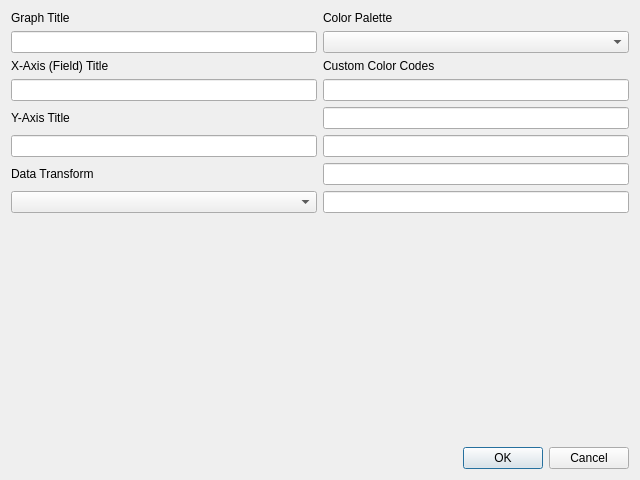
andreasfoulk/FS3, file graphOptions.ui: the form before one commit.
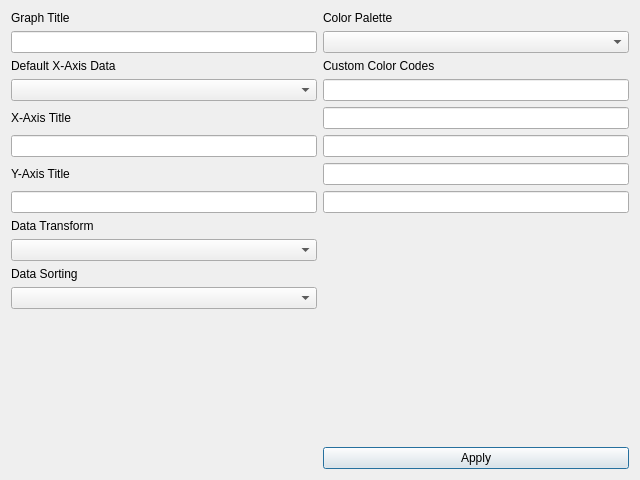
The form after the commit.

Diff of the .ui file:
```diff
--- a/graphOptions.ui
+++ b/graphOptions.ui
@@ -14,6 +14,35 @@
    <string>Dialog</string>
   </property>
   <layout class="QGridLayout" name="gridLayout">
+   <item row="3" column="1">
+    <widget class="QLineEdit" name="customColorEdit1"/>
+   </item>
+   <item row="5" column="1">
+    <widget class="QLineEdit" name="customColorEdit3"/>
+   </item>
+   <item row="2" column="0">
+    <widget class="QLabel" name="xAxisDefaultLabel">
+     <property name="text">
+      <string>Default X-Axis Data</string>
+     </property>
+    </widget>
+   </item>
+   <item row="3" column="0">
+    <widget class="QComboBox" name="xAxisDefaultBox"/>
+   </item>
+   <item row="6" column="1">
+    <widget class="QLineEdit" name="customColorEdit4"/>
+   </item>
+   <item row="7" column="1">
+    <widget class="QLineEdit" name="customColorEdit5"/>
+   </item>
+   <item row="14" column="1">
+    <widget class="QPushButton" name="applyButon">
+     <property name="text">
+      <string>Apply</string>
+     </property>
+    </widget>
+   </item>
    <item row="1" column="1">
     <widget class="QComboBox" name="comboBox"/>
    </item>
@@ -24,20 +53,21 @@
      </property>
     </widget>
    </item>
-   <item row="10" column="1">
-    <widget class="QDialogButtonBox" name="graphButtonBox">
-     <property name="orientation">
-      <enum>Qt::Horizontal</enum>
-     </property>
-     <property name="standardButtons">
-      <set>QDialogButtonBox::Cancel|QDialogButtonBox::Ok</set>
-     </property>
-    </widget>
-   </item>
    <item row="8" column="0">
-    <widget class="QComboBox" name="dataTransformBox"/>
+    <widget class="QLabel" name="dataTransformLabel">
+     <property name="text">
+      <string>Data Transform</string>
+     </property>
+    </widget>
    </item>
-   <item row="9" column="0">
+   <item row="6" column="0">
+    <widget class="QLabel" name="yAxisTitleLabel">
+     <property name="text">
+      <string>Y-Axis Title</string>
+     </property>
+    </widget>
+   </item>
+   <item row="13" column="0">
     <spacer name="dataTransformSpacer">
      <property name="orientation">
       <enum>Qt::Vertical</enum>
@@ -50,42 +80,11 @@
      </property>
     </spacer>
    </item>
-   <item row="4" column="0">
-    <widget class="QLabel" name="label">
-     <property name="text">
-      <string>Y-Axis Title</string>
-     </property>
-    </widget>
-   </item>
-   <item row="6" column="0">
-    <widget class="QLabel" name="dataTransformLabel">
-     <property name="text">
-      <string>Data Transform</string>
-     </property>
-    </widget>
-   </item>
    <item row="1" column="0">
     <widget class="QLineEdit" name="lineEdit_3"/>
    </item>
-   <item row="3" column="0">
-    <widget class="QLineEdit" name="lineEdit_2"/>
-   </item>
-   <item row="0" column="0">
-    <widget class="QLabel" name="label_3">
-     <property name="text">
-      <string>Graph Title</string>
-     </property>
-    </widget>
-   </item>
-   <item row="2" column="0">
-    <widget class="QLabel" name="label_2">
-     <property name="text">
-      <string>X-Axis (Field) Title</string>
-     </property>
-    </widget>
-   </item>
-   <item row="5" column="0">
-    <widget class="QLineEdit" name="lineEdit"/>
+   <item row="10" column="0">
+    <widget class="QComboBox" name="dataTransformBox"/>
    </item>
    <item row="2" column="1">
     <widget class="QLabel" name="label_5">
@@ -94,20 +93,38 @@
      </property>
     </widget>
    </item>
-   <item row="3" column="1">
-    <widget class="QLineEdit" name="lineEdit_4"/>
+   <item row="0" column="0">
+    <widget class="QLabel" name="graphTitleLabel">
+     <property name="text">
+      <string>Graph Title</string>
+     </property>
+    </widget>
+   </item>
+   <item row="7" column="0">
+    <widget class="QLineEdit" name="yAxisTitleEdit"/>
+   </item>
+   <item row="4" column="0">
+    <widget class="QLabel" name="xAxisTitleLabel">
+     <property name="text">
+      <string>X-Axis Title</string>
+     </property>
+    </widget>
+   </item>
+   <item row="11" column="0">
+    <widget class="QLabel" name="dataSortingLabel">
+     <property name="text">
+      <string>Data Sorting</string>
+     </property>
+    </widget>
+   </item>
+   <item row="12" column="0">
+    <widget class="QComboBox" name="dataSortingBox"/>
    </item>
    <item row="4" column="1">
     <widget class="QLineEdit" name="lineEdit_5"/>
    </item>
-   <item row="5" column="1">
-    <widget class="QLineEdit" name="lineEdit_6"/>
-   </item>
-   <item row="6" column="1">
-    <widget class="QLineEdit" name="lineEdit_7"/>
-   </item>
-   <item row="8" column="1">
-    <widget class="QLineEdit" name="lineEdit_8"/>
+   <item row="5" column="0">
+    <widget class="QLineEdit" name="xAxisTitleEdit"/>
    </item>
   </layout>
  </widget>
```
Left out of the diff: 45 changed lines with no effect on the pictures.
